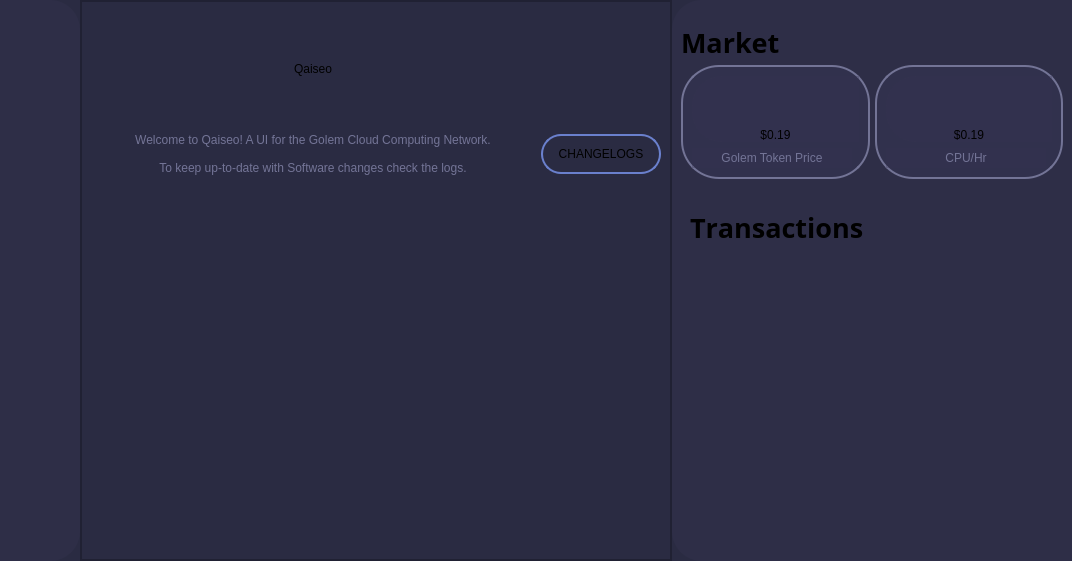
Atlas16A/Qaiseo, file mainScreen.ui: the form before one commit.
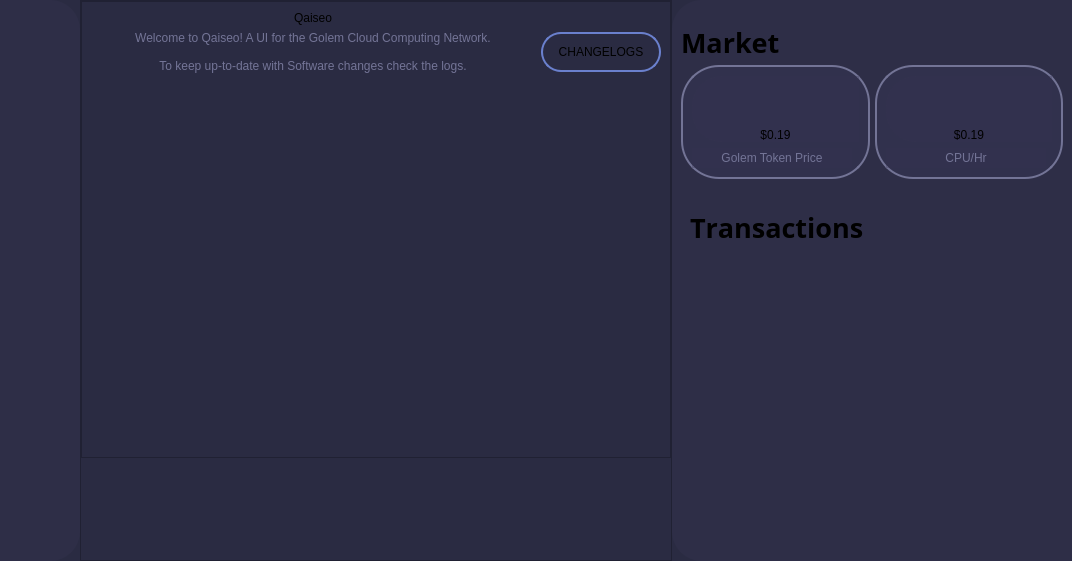
The form after the commit. Icons and pictures are not drawn.

Commit message:
API Call stuff
Added Functionality of displaying live Golem CPU Cost

What changed in the file:
```diff
--- a/mainScreen.ui
+++ b/mainScreen.ui
@@ -383,7 +383,7 @@
          <property name="bottomMargin">
           <number>0</number>
          </property>
-         <item>
+         <item alignment="Qt::AlignTop">
           <widget class="QStackedWidget" name="homeContent">
            <property name="frameShape">
             <enum>QFrame::StyledPanel</enum>
```
Left out of the diff: 42 changed lines with no effect on the pictures. The commit also changes 1 other file.
